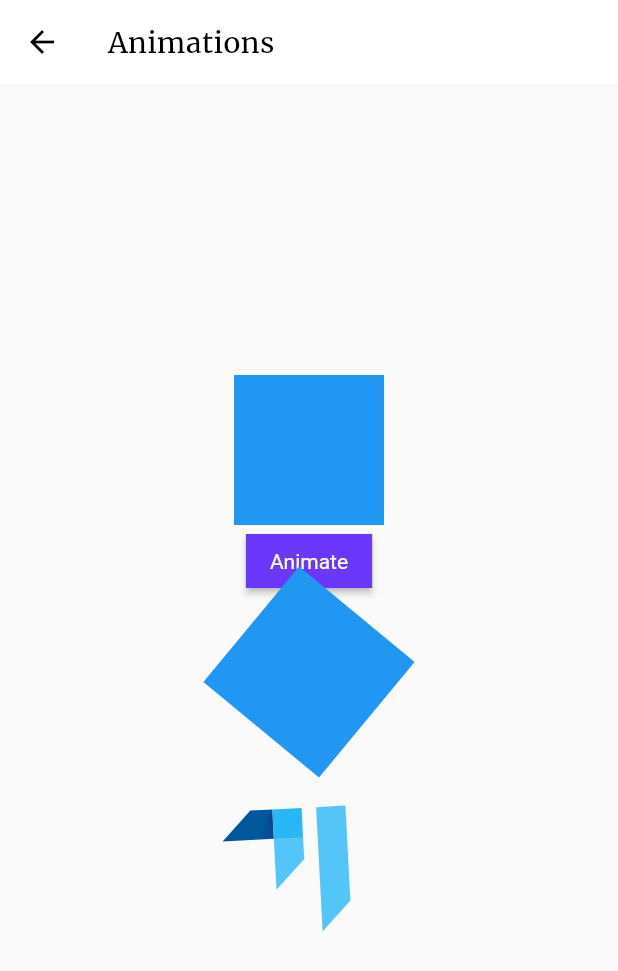
After one commit to LeoCandraGW/Navigation_DesainUi_Kalkulator_NewsApp, a Flutter app: the screen it shows after launch, after a tap on "Animation", on a phone screen of 412 x 824 dp. The commit adds this screen. Shown: the top 971 px of the screen. Run offline on Flutter 3.47's test engine with Material 2 defaults, Android fonts, the phone set to English and light mode, and no system bars; our stand-ins replace google_fonts, webview_flutter.

Commit message:
belajar animasi

```diff
--- /dev/null
+++ b/lib/animasi.dart
@@ -0,0 +1,102 @@
+
+import 'package:flutter/material.dart';
+import 'dart:math';
+
+class AnimationPage extends StatefulWidget {
+  @override
+  _AnimationPageState createState() => _AnimationPageState();
+}
+
+class _AnimationPageState extends State<AnimationPage>
+ with SingleTickerProviderStateMixin{
+  bool _isBig = false;
+  double _size = 100.0;
+
+  Tween<double> _animationTween = Tween(begin: 0, end: pi * 2);
+  // Tween _colorTween = ColorTween(begin: Colors.blue, end: Colors.purple);
+
+  late AnimationController _controller;
+
+  @override
+  void initState() {
+    super.initState();
+    _controller = AnimationController(
+      vsync: this,
+      duration: Duration(seconds: 3),
+    )..repeat();
+  }
+
+  @override
+  void dispose() {
+    _controller.dispose();
+    super.dispose();
+  }
+
+  @override
+  Widget build(BuildContext context) {
+    return Scaffold(
+      appBar: AppBar(
+        title: Text('Animations'),
+      ),
+      body: Center(
+        child: Column(
+          mainAxisAlignment: MainAxisAlignment.center,
+          children: [
+            AnimatedContainer(
+              duration: Duration(seconds: 1),
+              color: Colors.blue,
+              height: _size,
+              width: _size,
+            ),
+            ElevatedButton(
+              onPressed: () {
+                setState(() {
+                  _size = _isBig ? 200 : 100;
+                  _isBig = !_isBig;
+                });
+              },
+              child: Text('Animate'),
+            ),
+            TweenAnimationBuilder(
+              tween: _animationTween,
+              duration: Duration(seconds: 10),
+              builder: (context, double value, child) {
+                return Transform.rotate(
+                  angle: value,
+                  child: Container(
+                    color: Colors.blue,
+                    height: _size,
+                    width: _size,
+                  ),
+                );
+              },
+            ),
+
+            // Eror
+            // TweenAnimationBuilder<Color>(
+            //   tween: Tween<Color>(begin: Colors.blue, end: Colors.purple),
+            //   duration: Duration(seconds: 3),
+            //   builder: (context, Color value, child) {
+            //     return Container(
+            //       color: value,
+            //       height: _size,
+            //       width: _size,
+            //     );
+            //   },
+            // ),
+
+            RotationTransition(
+              turns: _controller,
+              child: Container(
+                padding: const EdgeInsets.all(16.0),
+                child: FlutterLogo(
+                  size: 100,
+                ),
+              ),
+            ),
+          ],
+        ),
+      ),
+    );
+  }
+}
--- a/lib/main.dart
+++ b/lib/main.dart
@@ -6,6 +6,7 @@ import 'package:fundamental_flutter/desain_ui.dart';
 import 'package:fundamental_flutter/kalkulator.dart';
 import 'package:fundamental_flutter/styles.dart';
 import 'package:fundamental_flutter/article.dart';
+import 'package:fundamental_flutter/animasi.dart';
 
 void main() {
   runApp(const MyApp());
@@ -57,6 +58,7 @@ class MyApp extends StatelessWidget {
               article: ModalRoute.of(context)?.settings.arguments as Article),
         '/articlewebview':(context) => ArticleWebView(
               url: ModalRoute.of(context)?.settings.arguments as String),
+        '/animasi':(context) => AnimationPage(),
       },
     );
   }
--- a/lib/navigation_route.dart
+++ b/lib/navigation_route.dart
@@ -53,6 +53,11 @@ class FirstScreen extends StatelessWidget {
                   Navigator.pushNamed(context, '/newsapp');
                 },
                 child: Text('News App')),
+            ElevatedButton(
+                onPressed: () {
+                  Navigator.pushNamed(context, '/animasi');
+                },
+                child: Text('Animation')),
           ],
         ),
       ),
```
